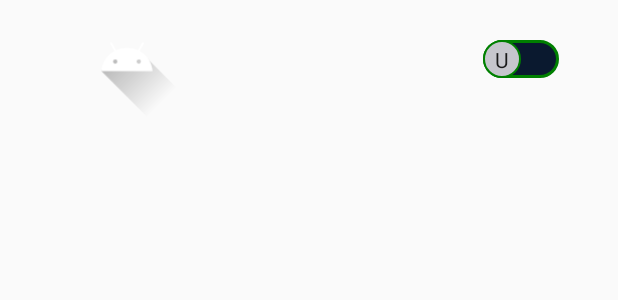
After one commit to dev-muhammadabid/LockApp, an Android app: the layout app_list_item.xml on its own in the app's theme, with its tools: preview values and no code run, on a phone screen of 412 x 824 dp. The commit adds this screen. Shown: the top 300 px of the screen. Run offline under Robolectric (Android 15) with nearby library versions, the phone set to English and light mode, and no system bars.

Commit message:
ADD FEAT

```diff
--- a/app/src/main/AndroidManifest.xml
+++ b/app/src/main/AndroidManifest.xml
@@ -14,7 +14,9 @@
         tools:targetApi="31">
         <activity
             android:name=".ApplicationViewActivity"
-            android:exported="false" />
+            android:exported="false"
+            android:label="Application View"
+            android:parentActivityName=".MainActivity"/>
         <activity
             android:name=".MainActivity"
             android:exported="true">
--- /dev/null
+++ b/app/src/main/java/com/example/lockapp/AppItem.java
@@ -0,0 +1,4 @@
+package com.example.lockapp;
+
+public class AppItem {
+}
--- /dev/null
+++ b/app/src/main/java/com/example/lockapp/ApplicationViewAdapter.java
@@ -0,0 +1,4 @@
+package com.example.lockapp;
+
+public class ApplicationViewAdapter {
+}
--- /dev/null
+++ b/app/src/main/res/drawable/thumbbtn.xml
@@ -0,0 +1,20 @@
+<?xml version="1.0" encoding="utf-8"?>
+<selector xmlns:android="http://schemas.android.com/apk/res/android">
+
+    <item android:state_checked="true">
+        <shape android:shape="oval">
+            <solid android:color="@android:color/holo_green_light" />
+            <stroke android:width="1dp" android:color="@color/navy_blue"/>
+            <size android:width="25dp" android:height="25dp" />
+        </shape>
+    </item>
+
+    <item android:state_checked="false">
+        <shape android:shape="oval">
+            <solid android:color="@color/material_dynamic_neutral80" />
+            <stroke android:width="1dp" android:color="@color/green"/>
+            <size android:width="25dp" android:height="25dp" />
+        </shape>
+    </item>
+
+</selector>
--- /dev/null
+++ b/app/src/main/res/drawable/trackbtn.xml
@@ -0,0 +1,22 @@
+<?xml version="1.0" encoding="utf-8"?>
+<selector xmlns:android="http://schemas.android.com/apk/res/android">
+
+    <item android:state_checked="true">
+        <shape android:shape="rectangle">
+            <solid android:color="@color/green" />
+            <corners android:radius="100dp" />
+            <stroke android:width="2dp" android:color="@color/navy_blue" />
+            <size android:height="5dp" />
+        </shape>
+    </item>
+
+    <item android:state_checked="false">
+        <shape android:shape="rectangle">
+            <solid android:color="@color/navy_blue" />
+            <corners android:radius="100dp" />
+            <stroke android:width="2dp" android:color="@color/green" />
+            <size android:height="5dp" />
+        </shape>
+    </item>
+
+</selector>
--- a/app/src/main/res/layout/activity_main.xml
+++ b/app/src/main/res/layout/activity_main.xml
@@ -41,7 +41,7 @@
         android:textSize="30sp"
         android:text="@string/start_btn"
         android:background="@drawable/maincustom_button"
-        android:textColor="@color/off_white"
+        android:textColor="@color/grey"
         app:layout_constraintBottom_toBottomOf="parent"
         app:layout_constraintEnd_toEndOf="parent"
         app:layout_constraintHorizontal_bias="0.5"
--- /dev/null
+++ b/app/src/main/res/layout/app_list_item.xml
@@ -0,0 +1,52 @@
+<?xml version="1.0" encoding="utf-8"?>
+<androidx.constraintlayout.widget.ConstraintLayout xmlns:android="http://schemas.android.com/apk/res/android"
+    xmlns:app="http://schemas.android.com/apk/res-auto"
+    xmlns:tools="http://schemas.android.com/tools"
+    android:layout_width="match_parent"
+    android:layout_height="wrap_content">
+
+    <!-- Icons -->
+    <ImageView
+        android:id="@+id/app_img"
+        android:layout_width="wrap_content"
+        android:layout_height="80dp"
+        app:layout_constraintBottom_toBottomOf="parent"
+        app:layout_constraintEnd_toEndOf="parent"
+        app:layout_constraintHorizontal_bias="0.1"
+        app:layout_constraintStart_toStartOf="parent"
+        app:layout_constraintTop_toTopOf="parent"
+        app:layout_constraintVertical_bias="0.03"
+        app:srcCompat="@drawable/ic_launcher_foreground" />
+
+    <!-- Title -->
+    <TextView
+        android:id="@+id/app_name"
+        android:layout_width="wrap_content"
+        android:layout_height="wrap_content"
+        android:fontFamily="@font/michroma_regular"
+        android:textColor="@color/off_white"
+        android:textSize="16sp"
+        app:layout_constraintBottom_toBottomOf="parent"
+        app:layout_constraintEnd_toEndOf="parent"
+        app:layout_constraintHorizontal_bias="0.1"
+        app:layout_constraintStart_toEndOf="@+id/app_img"
+        app:layout_constraintTop_toTopOf="parent"
+        app:layout_constraintVertical_bias="0.45" />
+
+    <androidx.appcompat.widget.SwitchCompat
+        android:id="@+id/status_btn"
+        android:layout_width="wrap_content"
+        android:layout_height="wrap_content"
+        android:textOff="U"
+        android:textOn="L"
+        android:thumb="@drawable/thumbbtn"
+        app:layout_constraintBottom_toBottomOf="parent"
+        app:layout_constraintEnd_toEndOf="parent"
+        app:layout_constraintHorizontal_bias="0.8"
+        app:layout_constraintStart_toEndOf="@+id/app_name"
+        app:layout_constraintTop_toTopOf="parent"
+        app:layout_constraintVertical_bias="0.49"
+        app:showText="true"
+        app:track="@drawable/trackbtn" />
+
+</androidx.constraintlayout.widget.ConstraintLayout>
--- a/app/src/main/res/values/colors.xml
+++ b/app/src/main/res/values/colors.xml
@@ -2,6 +2,7 @@
 <resources>
     <color name="black">#FF000000</color>
     <color name="white">#FFFFFFFF</color>
+    <color name="grey">#ABB2B9</color>
     <color name="off_white">#f5f5f5d2</color>
     <color name="green">#008000</color>
     <color name="navy_blue">#0a192f</color>
--- a/app/src/main/res/values/strings.xml
+++ b/app/src/main/res/values/strings.xml
@@ -1,4 +1,5 @@
 <resources>
     <string name="app_name">LockApp</string>
     <string name="start_btn">START</string>
+    <string name="appView_text">Applications</string>
 </resources>
```
Also changed, not shown: app/src/main/java/com/example/lockapp/MainActivity.java (+15 -0 lines), app/src/main/res/layout/activity_application_view.xml (+44 -0 lines).
